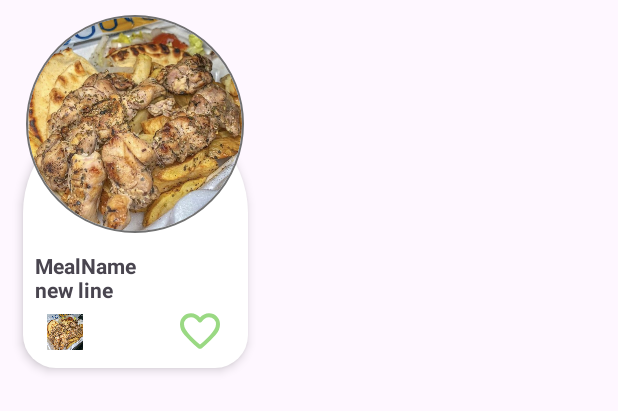
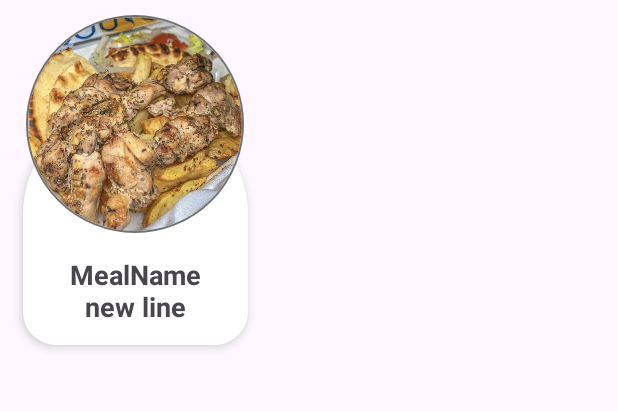
Before and after one commit to JoeTP/Cheffy, an Android app: the layout meal_card.xml on its own in the app's theme, with its tools: preview values and no code run, on a phone screen of 412 x 824 dp. Shown: the top 411 px of the screen. Run offline under Robolectric (Android 15) with nearby library versions, the phone set to English and light mode, and no system bars; network calls fail; Roboto replaces fonts that are not available here.

Commit message:
fixed bugs

```diff
--- a/app/src/main/java/com/example/cheffy/features/meal_details/view/MealFragment.java
+++ b/app/src/main/java/com/example/cheffy/features/meal_details/view/MealFragment.java
@@ -21,6 +21,7 @@ import com.example.cheffy.repository.database.meal.MealsLocalSourceImpl;
 import com.example.cheffy.repository.models.meal.MealsResponse;
 import com.example.cheffy.repository.network.meal.MealDataRepositoryImpl;
 import com.example.cheffy.repository.network.meal.MealsRemoteSourceImpl;
+import com.example.cheffy.utils.Flags;
 import com.pierfrancescosoffritti.androidyoutubeplayer.core.player.YouTubePlayer;
 import com.pierfrancescosoffritti.androidyoutubeplayer.core.player.listeners.AbstractYouTubePlayerListener;
 import com.pierfrancescosoffritti.androidyoutubeplayer.core.player.views.YouTubePlayerView;
@@ -32,6 +33,7 @@ public class MealFragment extends Fragment implements MealContract.View {
     MealPresenter presenter;
     ImageView btnBack;
     ImageView ivMeal;
+    ImageView ivFlag;
     TextView tvMealTitle;
     TextView tvInstructions;
     YouTubePlayerView videoView;
@@ -54,10 +56,12 @@ public class MealFragment extends Fragment implements MealContract.View {
         tvInstructions = view.findViewById(R.id.tvInstructions);
         videoView = view.findViewById(R.id.videoView);
         btnFavorite = view.findViewById(R.id.btnFavorite);
+        ivFlag = view.findViewById(R.id.ivFlag);
     }
 
     private void setUI(MealsResponse.Meal meal) {
         Glide.with(getContext()).load(meal.getStrMealThumb()).into(ivMeal);
+        Glide.with(getContext()).load(Flags.getFlagURL(meal.getStrArea())).into(ivFlag);
         tvMealTitle.setText(meal.getStrMeal());
         tvInstructions.setText(meal.getStrInstructions());
         getLifecycle().addObserver(videoView);
--- a/app/src/main/res/layout/meal_card.xml
+++ b/app/src/main/res/layout/meal_card.xml
@@ -6,7 +6,7 @@
     xmlns:tools="http://schemas.android.com/tools"
     android:id="@+id/mealCardLayout"
     android:layout_width="180dp"
-    android:layout_height="255dp"
+    android:layout_height="240dp"
     android:clipToPadding="false"
     android:padding="10dp">
 
@@ -47,32 +47,14 @@
             android:layout_marginEnd="8dp"
             android:ellipsize="end"
             android:maxLines="2"
+            android:padding="3dp"
+            android:textAlignment="center"
+            android:textSize="18sp"
             android:textStyle="bold"
             app:layout_constraintEnd_toEndOf="parent"
             app:layout_constraintStart_toStartOf="parent"
             app:layout_constraintTop_toTopOf="parent"
             tools:text="MealName\nnew line" />
-
-        <ImageView
-            android:id="@+id/ivCountry"
-            android:layout_width="24dp"
-            android:layout_height="24dp"
-            android:layout_marginStart="16dp"
-            android:layout_marginBottom="8dp"
-            android:src="@drawable/testimg"
-            app:layout_constraintBottom_toBottomOf="parent"
-            app:layout_constraintStart_toStartOf="parent"
-            app:layout_constraintTop_toTopOf="@+id/ivFavorite" />
-
-        <ImageView
-            android:id="@+id/ivFavorite"
-            android:layout_width="wrap_content"
-            android:layout_height="wrap_content"
-            android:layout_marginEnd="16dp"
-            android:layout_marginBottom="8dp"
-            app:layout_constraintBottom_toBottomOf="parent"
-            app:layout_constraintEnd_toEndOf="parent"
-            app:srcCompat="@drawable/favorite_unselect" />
 
 
     </androidx.constraintlayout.widget.ConstraintLayout>
```
Also changed, not shown: app/src/main/java/com/example/cheffy/features/home/view/HomeFragment.java (+8 -4 lines), app/src/main/java/com/example/cheffy/features/search/view/SearchRecyclerAdapter.java (+7 -7 lines), app/src/main/res/layout/fragment_home.xml (+21 -11 lines), app/src/main/res/layout/fragment_meal.xml (+2 -22 lines).
